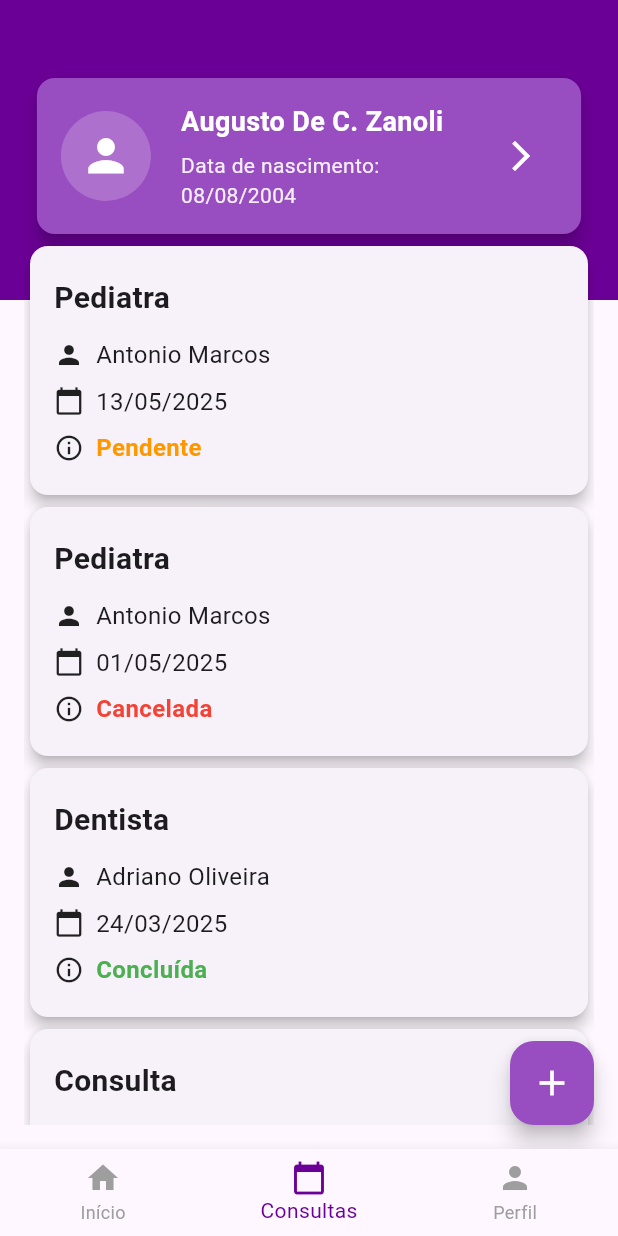
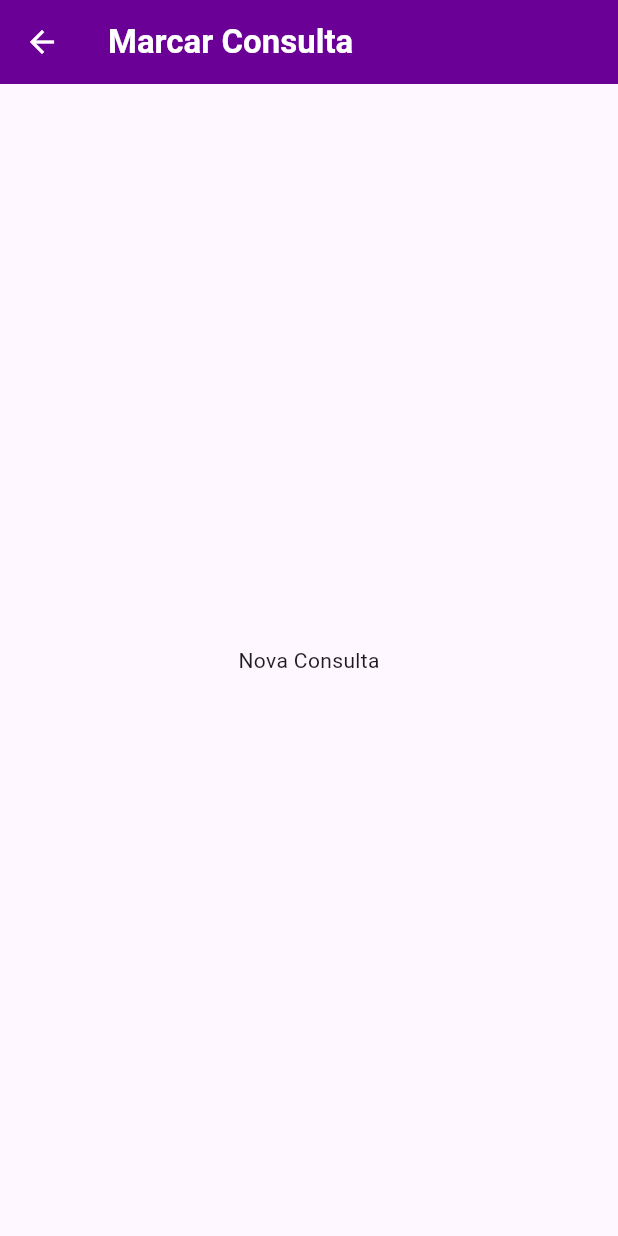
Before and after one commit to AugustoZanoli/doctors_app, a Flutter app: the screen it shows after launch, item 2 of the bottom bar chosen, after a tap on the "add" icon, on a phone screen of 412 x 824 dp. Run offline on Flutter 3.47's test engine with Material 3 defaults, Android fonts, the phone set to English and light mode, and no system bars.

Commit message:
Correção de nomes e tela de consultas

```diff
--- a/doctors_app/lib/components/grid.dart
+++ b/doctors_app/lib/components/grid/grid.dart
@@ -12,7 +12,7 @@ class GridCard extends StatelessWidget {
   Widget build(BuildContext context) {
     return GestureDetector(
       onTap: () {
-        // Navigator.pushNamed(context, route);
+        Navigator.pushNamed(context, route);
       },
       child: Card(
         elevation: 5,
--- a/doctors_app/lib/main.dart
+++ b/doctors_app/lib/main.dart
@@ -1,4 +1,6 @@
 import 'package:doctors_app/components/bottomNavigationBar.dart';
+import 'package:doctors_app/screens/consultas.dart';
+import 'package:doctors_app/screens/novaConsulta.dart';
 import 'package:flutter/material.dart';
 
 void main() {
@@ -14,10 +16,12 @@ class MyApp extends StatelessWidget {
         theme: ThemeData(
             primarySwatch: customPurple,
             primaryColor: Colors.teal,
-        appBarTheme: AppBarTheme(color: customPurple)
-      ),
+            appBarTheme: AppBarTheme(color: customPurple)),
         home: MainLayout(),
-    );
+        routes: {
+          '/consultas': (context) => Consultas(),
+          '/novaconsulta': (context) => Novaconsulta(),
+        });
   }
 }
 
--- a/doctors_app/lib/screens/consultas.dart
+++ b/doctors_app/lib/screens/consultas.dart
@@ -1,5 +1,5 @@
-import 'package:doctors_app/components/card_user.dart';
-import 'package:doctors_app/components/consultas/card_consultas.dart';
+import 'package:doctors_app/components/cardUser.dart';
+import 'package:doctors_app/components/consultas/cardConsultas.dart';
 import 'package:doctors_app/main.dart';
 import 'package:flutter/material.dart';
 
@@ -98,7 +98,9 @@ class Consultas extends StatelessWidget {
       floatingActionButton: FloatingActionButton(
           backgroundColor: customPurple[400],
           tooltip: 'Increment',
-          onPressed: (){},
+          onPressed: (){
+            Navigator.pushNamed(context, '/novaconsulta');
+          },
           child: const Icon(Icons.add, color: Colors.white, size: 28),
           ),
     );
--- a/doctors_app/lib/screens/home.dart
+++ b/doctors_app/lib/screens/home.dart
@@ -1,5 +1,5 @@
-import 'package:doctors_app/components/card_user.dart';
-import 'package:doctors_app/components/grid.dart';
+import 'package:doctors_app/components/cardUser.dart';
+import 'package:doctors_app/components/grid/grid.dart';
 import 'package:doctors_app/main.dart';
 import 'package:flutter/material.dart';
 
@@ -92,7 +92,7 @@ class Home extends StatelessWidget {
                       return GridCard(
                         title: item['title'],
                         icon: item['icon'],
-                        route: item['title'],
+                        route: item['route'],
                       );
                     },
                   ),
--- /dev/null
+++ b/doctors_app/lib/screens/novaConsulta.dart
@@ -0,0 +1,18 @@
+import 'package:flutter/material.dart';
+
+class Novaconsulta extends StatelessWidget {
+  const Novaconsulta({super.key});
+
+  @override
+  Widget build(BuildContext context) {
+    return Scaffold(
+      appBar: AppBar(
+        iconTheme: IconThemeData(color: Colors.white),
+        title: Text('Marcar Consulta', style: TextStyle(color: Colors.white, fontWeight: FontWeight.w600),),
+      ),
+      body: Center(
+        child: Text('Nova Consulta'),
+      ),
+    );
+  }
+}
```
Also changed, not shown: doctors_app/lib/components/cardUser.dart (renamed from doctors_app/lib/components/card_user.dart), doctors_app/lib/components/consultas/cardConsultas.dart (renamed from doctors_app/lib/components/consultas/card_consultas.dart). Lines whose indentation alone changed are shown as unchanged.
